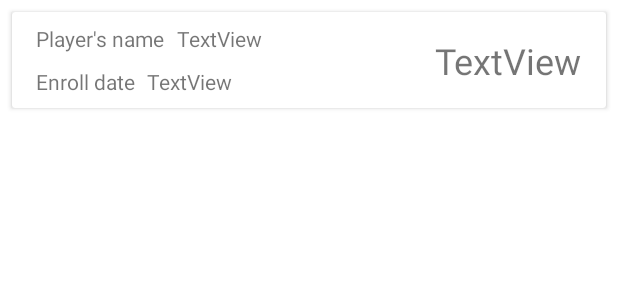
After one commit to criwits/sawa, an Android app: the layout ranking_item.xml on its own in the app's theme, with its tools: preview values and no code run, on a phone screen of 412 x 824 dp. The commit adds this screen. Shown: the top 300 px of the screen. Run offline under Robolectric (Android 15) with nearby library versions, the phone set to English and light mode, and no system bars.

Commit message:
Multi ranking finished

```diff
--- a/app/src/main/java/top/criwits/sawa/network/WSService.java
+++ b/app/src/main/java/top/criwits/sawa/network/WSService.java
@@ -40,6 +40,7 @@ public class WSService extends Service {
                     case "join_room_response":
                     case "room_ready":
                     case "game_start":
+                    case "rankings":
                         System.out.println("Received message: " + message);
                         Intent intent = new Intent("top.criwits.sawa.MESSAGE");
                         intent.putExtra("top.criwits.sawa.MESSAGE_RAW", message);
--- /dev/null
+++ b/app/src/main/res/layout/ranking_item.xml
@@ -0,0 +1,78 @@
+<?xml version="1.0" encoding="utf-8"?>
+<androidx.constraintlayout.widget.ConstraintLayout xmlns:android="http://schemas.android.com/apk/res/android"
+    xmlns:app="http://schemas.android.com/apk/res-auto"
+    xmlns:tools="http://schemas.android.com/tools"
+    android:layout_width="match_parent"
+    android:layout_height="wrap_content">
+
+    <androidx.cardview.widget.CardView
+        android:layout_width="match_parent"
+        android:layout_height="64dp"
+        android:layout_marginStart="8dp"
+        android:layout_marginTop="8dp"
+        android:layout_marginEnd="8dp"
+        android:layout_marginBottom="8dp"
+        app:layout_constraintBottom_toBottomOf="parent"
+        app:layout_constraintEnd_toEndOf="parent"
+        app:layout_constraintStart_toStartOf="parent"
+        app:layout_constraintTop_toTopOf="parent">
+
+        <androidx.constraintlayout.widget.ConstraintLayout
+            android:layout_width="match_parent"
+            android:layout_height="match_parent">
+
+            <TextView
+                android:id="@+id/multiRankingScore"
+                android:layout_width="wrap_content"
+                android:layout_height="wrap_content"
+                android:layout_marginTop="16dp"
+                android:layout_marginEnd="16dp"
+                android:layout_marginBottom="16dp"
+                android:text="TextView"
+                android:textSize="24sp"
+                app:layout_constraintBottom_toBottomOf="parent"
+                app:layout_constraintEnd_toEndOf="parent"
+                app:layout_constraintTop_toTopOf="parent" />
+
+            <TextView
+                android:id="@+id/usernameHint"
+                android:layout_width="wrap_content"
+                android:layout_height="wrap_content"
+                android:layout_marginStart="16dp"
+                android:layout_marginTop="8dp"
+                android:text="@string/multi_ranking_username"
+                app:layout_constraintStart_toStartOf="parent"
+                app:layout_constraintTop_toTopOf="parent" />
+
+            <TextView
+                android:id="@+id/usernameView"
+                android:layout_width="wrap_content"
+                android:layout_height="wrap_content"
+                android:layout_marginStart="8dp"
+                android:text="TextView"
+                app:layout_constraintBaseline_toBaselineOf="@+id/usernameHint"
+                app:layout_constraintStart_toEndOf="@+id/usernameHint" />
+
+            <TextView
+                android:id="@+id/enrollDateHint"
+                android:layout_width="wrap_content"
+                android:layout_height="wrap_content"
+                android:layout_marginStart="16dp"
+                android:layout_marginBottom="8dp"
+                android:text="@string/enroll_date"
+                app:layout_constraintBottom_toBottomOf="parent"
+                app:layout_constraintStart_toStartOf="parent"
+                app:layout_constraintTop_toBottomOf="@+id/usernameHint"
+                app:layout_constraintVertical_bias="1.0" />
+
+            <TextView
+                android:id="@+id/enrollDateView"
+                android:layout_width="wrap_content"
+                android:layout_height="wrap_content"
+                android:layout_marginStart="8dp"
+                android:text="TextView"
+                app:layout_constraintBaseline_toBaselineOf="@+id/enrollDateHint"
+                app:layout_constraintStart_toEndOf="@+id/enrollDateHint" />
+        </androidx.constraintlayout.widget.ConstraintLayout>
+    </androidx.cardview.widget.CardView>
+</androidx.constraintlayout.widget.ConstraintLayout>
--- a/app/src/main/res/values/strings.xml
+++ b/app/src/main/res/values/strings.xml
@@ -20,4 +20,6 @@
     <string name="waiting">Waiting for teammate…</string>
     <string name="hero_score">Your Score</string>
     <string name="friend_score">Your Teammate\'s Score</string>
+    <string name="multi_ranking_username">Player\'s name</string>
+    <string name="enroll_date">Enroll date</string>
 </resources>
```
Also changed, not shown: app/src/main/java/top/criwits/sawa/multi/GameStatsticsActivity.java (+49 -0 lines), app/src/main/java/top/criwits/sawa/multi/RankingAdapter.java (added, +38 -0 lines), app/src/main/java/top/criwits/sawa/multi/RankingEntry.java (added, +42 -0 lines), app/src/main/res/layout/activity_game_statstics.xml (+12 -0 lines).
